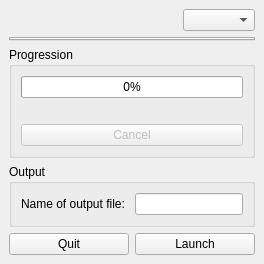
Old version of the form dicogis/ui/mw_dicogis.ui in the repository Guts/DicoGIS.
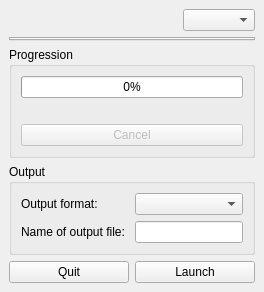
New version of the form.

Commit message: feat(gui): add an output format selector

```diff
--- a/dicogis/ui/mw_dicogis.ui
+++ b/dicogis/ui/mw_dicogis.ui
@@ -83,13 +83,26 @@
       </property>
       <layout class="QGridLayout" name="outp_layout">
        <item row="0" column="0">
+        <widget class="QLabel" name="lbl_output_format">
+         <property name="text">
+          <string>Output format: </string>
+         </property>
+         <property name="buddy">
+          <cstring>cbb_output_format</cstring>
+         </property>
+        </widget>
+       </item>
+       <item row="0" column="1">
+        <widget class="QComboBox" name="cbb_output_format"/>
+       </item>
+       <item row="1" column="0">
         <widget class="QLabel" name="lbl_outxl_filename">
          <property name="text">
           <string>Name of output file: </string>
          </property>
         </widget>
        </item>
-       <item row="0" column="1">
+       <item row="1" column="1">
         <widget class="QLineEdit" name="lne_outxl_filename"/>
        </item>
       </layout>
```
The commit also changes 7 other files.
